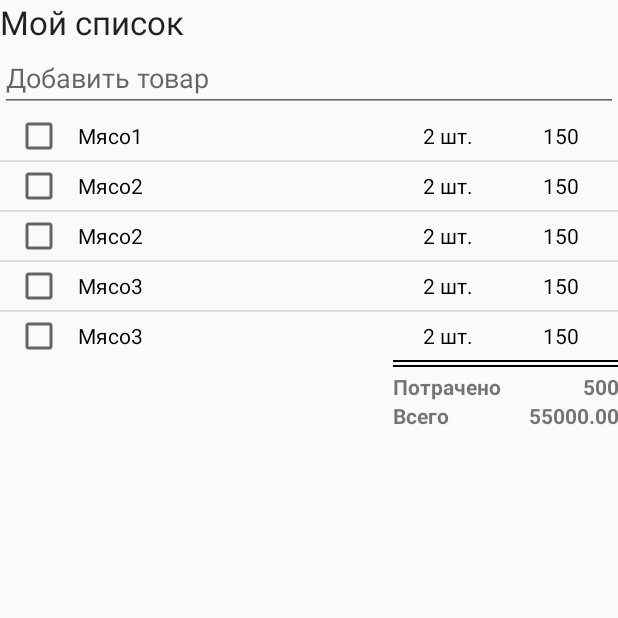
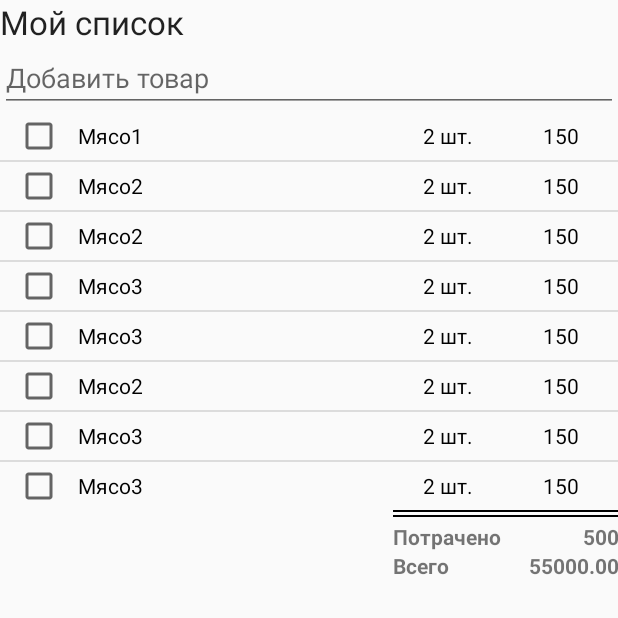
Before and after one commit to GusevaEvgenia/ShoppingListProt, an Android app: the screen it shows after launch (ShoppingListActivity), on a phone screen of 412 x 824 dp, the top half of it. Run offline under Robolectric (Android 15) with nearby library versions, the phone set to English and light mode, and no system bars.

Commit message:
add items

```diff
--- a/app/src/main/java/ru/android/ainege/shoppinglist/ShoppingListFragment.java
+++ b/app/src/main/java/ru/android/ainege/shoppinglist/ShoppingListFragment.java
@@ -34,6 +34,9 @@ public class ShoppingListFragment extends ListFragment {
         list = new ArrayList<String>();
         list.add("Мясо1");
         list.add("Мясо2");
+        list.add("Мясо2");
+        list.add("Мясо3");
+        list.add("Мясо3");
         list.add("Мясо2");
         list.add("Мясо3");
         list.add("Мясо3");
```
